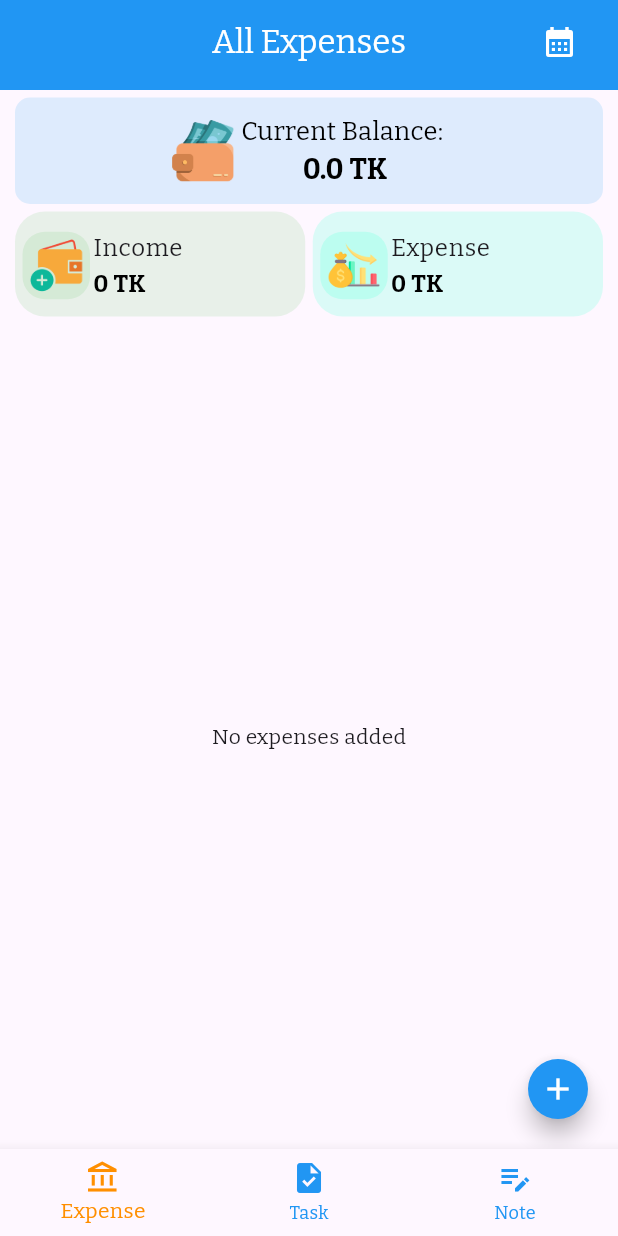
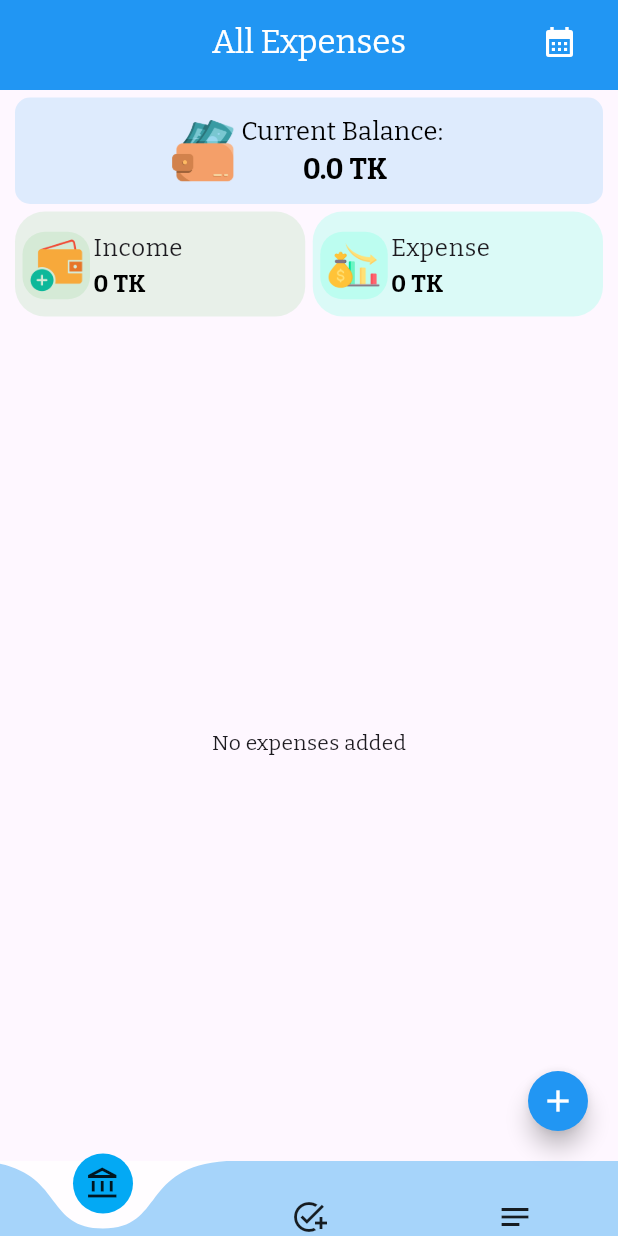
Before and after one commit to md-ruhulamin/ExNTask, a Flutter app: the HomeScreen screen opened directly, on a phone screen of 412 x 824 dp. Run offline on Flutter 3.47's test engine with Material 3 defaults, Android fonts, the phone set to English and light mode, and no system bars; drawn by our look-alikes of curved_navigation_bar; our stand-ins replace flutter_colorpicker, get, google_fonts, sqflite, sqflite_common_ffi; missing offline and left inert: expressions, scrollable_clean_calendar; accounts and stored records are empty; project files that could hold a hidden picture were left out.

Commit message:
bottom navigation bar

```diff
--- a/lib/home/home.dart
+++ b/lib/home/home.dart
@@ -1,3 +1,4 @@
+import 'package:curved_navigation_bar/curved_navigation_bar.dart';
 import 'package:flutter/material.dart';
 import 'package:note_app/expences/expenses_home.dart';
 import 'package:note_app/notes/add_notes.dart';
@@ -16,32 +17,53 @@ class _HomeScreenState extends State<HomeScreen> {
     ExpensesHome(),
     TaskScreen(),
     NoteScreen(),
-
   ];
 
   int selectedIndex = 0;
 
+  GlobalKey<CurvedNavigationBarState> _bottomNavigationKey = GlobalKey();
   @override
   Widget build(BuildContext context) {
     return Scaffold(
-      body: screenList[selectedIndex],
-      bottomNavigationBar: BottomNavigationBar(
-          items: [
-            BottomNavigationBarItem(
-                icon: Icon(Icons.account_balance_outlined), label: "Expense"),
-            BottomNavigationBarItem(icon: Icon(Icons.task), label: "Task"),
-            BottomNavigationBarItem(
-                icon: Icon(Icons.edit_note_sharp), label: "Note"),
 
+        body: screenList[selectedIndex],
+        bottomNavigationBar: CurvedNavigationBar(
+
+          animationCurve: Curves.easeOutCirc,
+          buttonBackgroundColor: Colors.lightBlue.withOpacity(1),
+          height: 50,
+          animationDuration: Duration(milliseconds: 800),
+          backgroundColor: Colors.white70,
+            color: Colors.blue.withOpacity(0.4),
+          key: _bottomNavigationKey,
+          items: <Widget>[
+          Icon(Icons.account_balance_outlined),
+          Icon(Icons.add_task_sharp),
+            Icon(Icons.notes),
           ],
-          unselectedItemColor: Colors.blue,
-          currentIndex: selectedIndex,
-          selectedItemColor: Colors.amber[800],
-          onTap: (int index) {
+          onTap: (index) {
             setState(() {
               selectedIndex = index;
             });
-          }),
-    );
+          },
+        )
+
+        // BottomNavigationBar(
+        //     items: [
+        //       BottomNavigationBarItem(
+        //           icon: Icon(Icons.account_balance_outlined), label: "Expense"),
+        //       BottomNavigationBarItem(icon: Icon(Icons.task), label: "Task"),
+        //       BottomNavigationBarItem(
+        //           icon: Icon(Icons.edit_note_sharp), label: "Note"),
+        //     ],
+        //     unselectedItemColor: Colors.blue,
+        //     currentIndex: selectedIndex,
+        //     selectedItemColor: Colors.amber[800],
+        //     onTap: (int index) {
+        //       setState(() {
+        //         selectedIndex = index;
+        //       });
+        //     }),
+        );
   }
 }
--- a/lib/task/task_controller.dart
+++ b/lib/task/task_controller.dart
@@ -219,6 +219,7 @@ class _TaskListViewState extends State<TaskListView> {
         ),
         Expanded(
             child: ListView.builder(
+
           itemCount: sortedDates.length,
           itemBuilder: (context, index) {
 
@@ -227,10 +228,11 @@ class _TaskListViewState extends State<TaskListView> {
 
             return Column(
               crossAxisAlignment: CrossAxisAlignment.start,
+              mainAxisAlignment: MainAxisAlignment.start,
               children: [
                 // Date Header
                 Padding(
-                  padding: const EdgeInsets.all(8.0),
+                  padding: const EdgeInsets.all(2.0),
                   child: Text(
                     "${date.day}-${date.month}-${date.year}",
                     style: TextStyle(fontSize: 18, fontWeight: FontWeight.bold),
--- a/lib/task/task_home.dart
+++ b/lib/task/task_home.dart
@@ -118,7 +118,7 @@ class _TaskCardState extends State<TaskCard> {
           children: [
             Container(
               width: 2,
-              height: 60,
+              height: 45,
               color: Colors.grey,
             ),
             Container(
@@ -134,7 +134,7 @@ class _TaskCardState extends State<TaskCard> {
             // if (index != taskController.taskList.length)
             Container(
               width: 2,
-              height: 60,
+              height: 45,
               color: Colors.grey,
             ),
           ],
--- a/pubspec.yaml
+++ b/pubspec.yaml
@@ -45,7 +45,8 @@ dependencies:
   table_calendar: ^3.0.7
   flutter_colorpicker: ^1.0.3
   expressions: ^0.2.5+2
-
+  curved_navigation_bar: ^1.0.6
+  motion_tab_bar: ^2.0.4
 dev_dependencies:
   flutter_test:
     sdk: flutter
```
Also changed, not shown: pubspec.lock.
